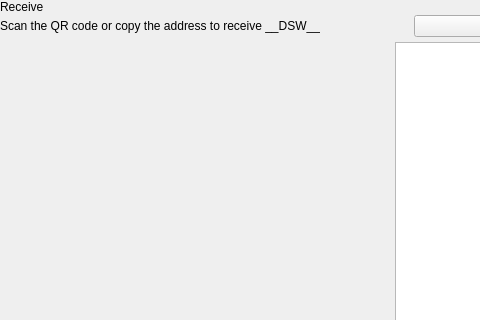
decenomy/DSW, file src/qt/pivx/forms/receivewidget.ui: the form before one commit; both pictures show x 0 to 480 and y 0 to 320 of the 629 by 629 pixel window.
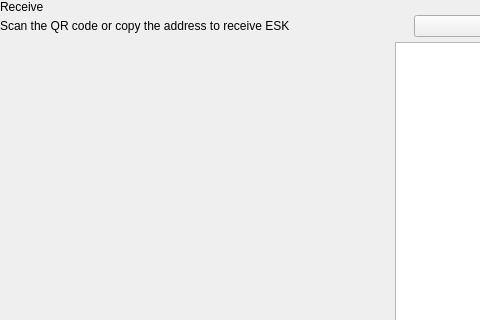
The form after the commit. Custom widgets are drawn as their Qt base class.

```diff
--- a/src/qt/pivx/forms/receivewidget.ui
+++ b/src/qt/pivx/forms/receivewidget.ui
@@ -78,7 +78,7 @@
             <item alignment="Qt::AlignTop">
              <widget class="QLabel" name="labelSubtitle1">
               <property name="text">
-               <string>Scan the QR code or copy the address to receive __DSW__</string>
+               <string>Scan the QR code or copy the address to receive ESK</string>
               </property>
              </widget>
             </item>
```
